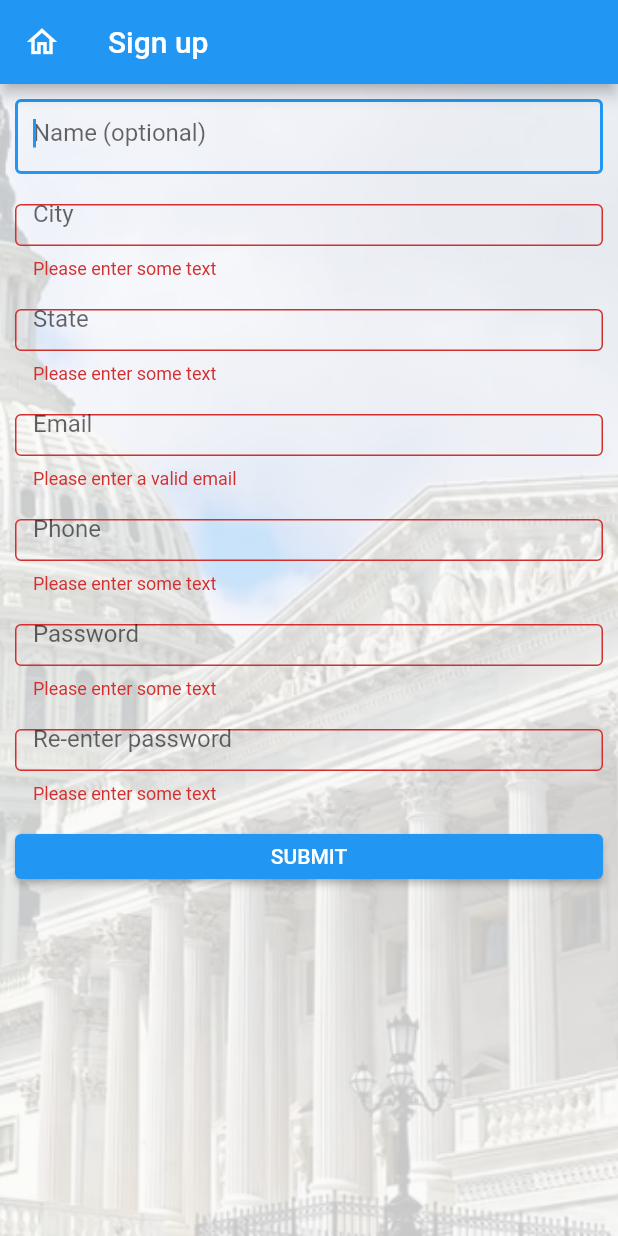
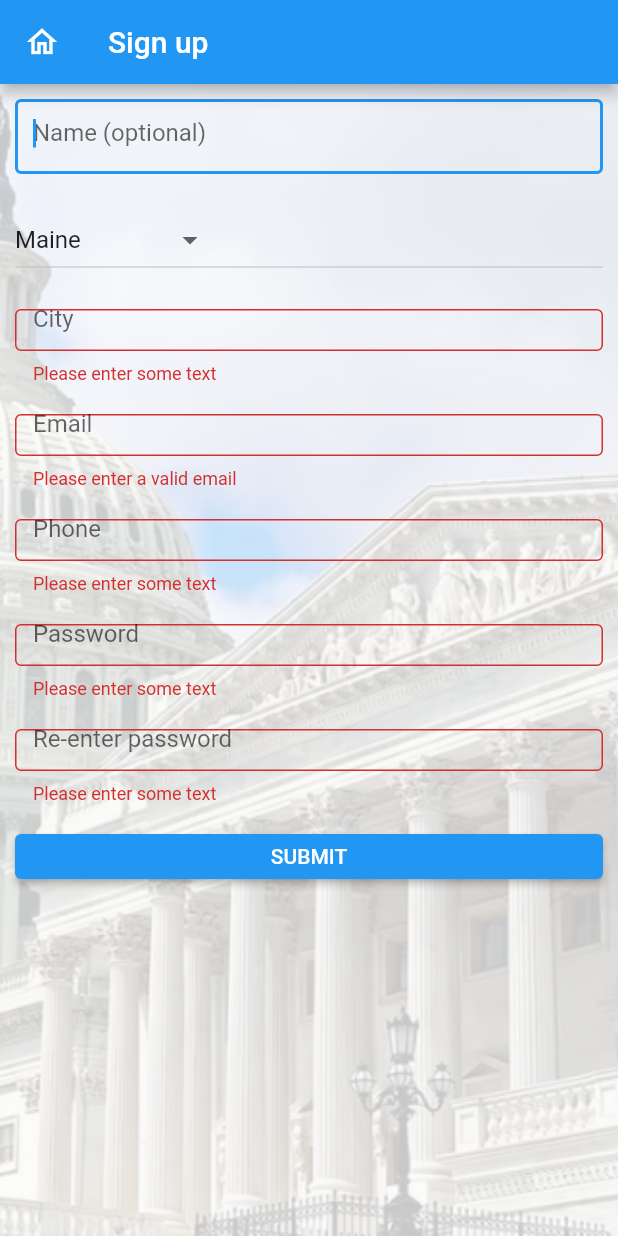
Before and after one commit to billp72/municipalMessaging, a Flutter app: the Resident screen opened by its route, after a tap on "SUBMIT", on a phone screen of 412 x 824 dp. Run offline on Flutter 3.47's test engine with Material 2 defaults, Android fonts, the phone set to English and light mode, and no system bars; our stand-ins replace cloud_firestore, cloud_functions, firebase_auth, firebase_core, responsive_grid, shared_preferences; accounts and stored records are empty.

Commit message:
added state dropdown

```diff
--- a/lib/main.dart
+++ b/lib/main.dart
@@ -29,7 +29,7 @@ Future<void> main() async {
 
   authenticate.authStateChanges().listen((User? user) {
     if (user == null) {
-      prefs.remove("USER");
+      prefs.clear();
     } else {
       if (user.uid.isNotEmpty) {
         auth.getCustomClaims(user, prefs);
--- /dev/null
+++ b/lib/navigation/dropdownMenu/dropdownmenu.dart
@@ -0,0 +1,48 @@
+import 'package:flutter/material.dart';
+import 'package:shared_preferences/shared_preferences.dart';
+
+class MyDropdown extends StatefulWidget {
+  const MyDropdown({Key? key, required this.selected}) : super(key: key);
+  // ignore: prefer_typing_uninitialized_variables
+  final String selected;
+  @override
+  // ignore: library_private_types_in_public_api, no_logic_in_create_state
+  _MyDropdownState createState() => _MyDropdownState(selected);
+}
+
+class _MyDropdownState extends State<MyDropdown> {
+  String selectedState = "Maine";
+  final String selected;
+
+  _MyDropdownState(this.selected);
+  // ignore: no_leading_underscores_for_local_identifiers
+  void _setSelectedValue(String value) async {
+    final SharedPreferences prefs = await SharedPreferences.getInstance();
+    prefs.setString(selected, value);
+    setState(() {
+      selectedState = value;
+    });
+  }
+
+  @override
+  Widget build(BuildContext context) {
+    return DropdownButton<String>(
+      value: selectedState,
+      onChanged: (String? value) {
+        _setSelectedValue(value!);
+      },
+      items: <String>[
+        'Maine',
+        'New Hamshire',
+        'New York',
+        'New Jersey',
+        'Pennsylvyania'
+      ].map<DropdownMenuItem<String>>((String value) {
+        return DropdownMenuItem<String>(
+          value: value,
+          child: Text(value),
+        );
+      }).toList(),
+    );
+  }
+}
--- a/lib/navigation/landing_page.dart
+++ b/lib/navigation/landing_page.dart
@@ -17,7 +17,7 @@ class _LandingState extends State<LandingPage> {
 
   _loadUserInfo() async {
     final state = LocalState();
-    var user = await state.getMap();
+    var user = await state.getMap('USER');
     if (user.isEmpty) {
       // ignore: use_build_context_synchronously
       Navigator.pushNamedAndRemoveUntil(
--- a/lib/navigation/screens/home.dart
+++ b/lib/navigation/screens/home.dart
@@ -30,7 +30,7 @@ class _MyHomePageState extends State<MyHomePage> {
   }
 
   Future _loadUserInfo() async {
-    _username = await state.getMap();
+    _username = await state.getMap("USER");
     final resp =
         await callable.call(<String, dynamic>{'uid': _username['uid']});
     final data = resp.data;
--- a/lib/navigation/screens/resident.dart
+++ b/lib/navigation/screens/resident.dart
@@ -2,6 +2,8 @@ import 'package:cloud_functions/cloud_functions.dart';
 import 'package:firebase_auth/firebase_auth.dart';
 import 'package:flutter/material.dart';
 import 'package:responsive_grid/responsive_grid.dart';
+import '../dropdownMenu/dropdownmenu.dart';
+import '../../getUserFromPreference.dart';
 
 class Resident extends StatelessWidget {
   const Resident({Key? key, required this.title}) : super(key: key);
@@ -19,7 +21,7 @@ class Resident extends StatelessWidget {
           ),
           title: const Text('Sign up'),
         ),
-        body: Stack(children:<Widget>[
+        body: Stack(children: <Widget>[
           Container(
             decoration: BoxDecoration(
               image: DecorationImage(
@@ -32,8 +34,8 @@ class Resident extends StatelessWidget {
           ),
           const Align(
               alignment: Alignment.topRight,
-            child: SingleChildScrollView(child: MySignupPage(title: ''))
-          )]));
+              child: SingleChildScrollView(child: MySignupPage(title: '')))
+        ]));
   }
 }
 
@@ -81,9 +83,11 @@ class _MySignupPageState extends State<MySignupPage> {
     }
   }
 
-  Future submit(String email, String password, String phone, String state,
-      String city, String name) async {
+  Future submit(String email, String password, String phone, String city,
+      String name) async {
     try {
+      final local = LocalState();
+      final state = await local.getDropdown('STATE');
       UserCredential userCredential = await FirebaseAuth.instance
           .createUserWithEmailAndPassword(email: email, password: password);
       createUser(userCredential, phone, state, city, name, email);
@@ -100,16 +104,16 @@ class _MySignupPageState extends State<MySignupPage> {
 
   @override
   Widget build(BuildContext context) {
-
     // ignore: no_leading_underscores_for_local_identifiers
     final GlobalKey<FormState> _formKey = GlobalKey<FormState>();
     final myPassword = TextEditingController();
     final myEmail = TextEditingController();
     final name = TextEditingController();
     final city = TextEditingController();
-    final state = TextEditingController();
+    //final state = TextEditingController();
     final phone = TextEditingController();
     final remyPassword = TextEditingController();
+
     return ResponsiveGridRow(children: [
       ResponsiveGridCol(
         xs: 12,
@@ -141,6 +145,15 @@ class _MySignupPageState extends State<MySignupPage> {
                     margin: const EdgeInsets.all(10.0),
                     //alignment: const Alignment(0, 0),
                     //color: Colors.blue,
+                    child: const MyDropdown(selected: "STATE")),
+              ),
+              ResponsiveGridCol(
+                xs: 12,
+                child: Container(
+                  height: 50,
+                  margin: const EdgeInsets.all(10.0),
+                  //alignment: const Alignment(0, 0),
+                  //color: Colors.blue,
                   child: TextFormField(
                     controller: city,
                     validator: (value) {
@@ -152,28 +165,6 @@ class _MySignupPageState extends State<MySignupPage> {
                     decoration: const InputDecoration(
                       border: OutlineInputBorder(),
                       hintText: 'City',
-                        ),
-                      ),
-                    ),
-                  ),
-                  ResponsiveGridCol(
-                    xs: 12,
-                    child: Container(
-                      height: 50,
-                      margin: const EdgeInsets.all(10.0),
-                      //alignment: const Alignment(0, 0),
-                      //color: Colors.blue,
-                      child: TextFormField(
-                        controller: state,
-                        validator: (value) {
-                          if (value == null || value.isEmpty) {
-                            return 'Please enter some text';
-                          }
-                          return null;
-                        },
-                        decoration: const InputDecoration(
-                          border: OutlineInputBorder(),
-                          hintText: 'State',
                     ),
                   ),
                 ),
@@ -280,10 +271,9 @@ class _MySignupPageState extends State<MySignupPage> {
                         // you'd often call a server or save the information in a database.
                         if (myPassword.text == remyPassword.text) {
                           submit(myEmail.text, myPassword.text, phone.text,
-                                  state.text, city.text, name.text);
+                              city.text, name.text);
                           ScaffoldMessenger.of(context).showSnackBar(
-                                const SnackBar(
-                                    content: Text('Processing Data')),
+                            const SnackBar(content: Text('Processing Data')),
                           );
                         }
                       }
```
Also changed, not shown: lib/getUserFromPreference.dart (+7 -2 lines). Lines whose indentation alone changed are shown as unchanged.
